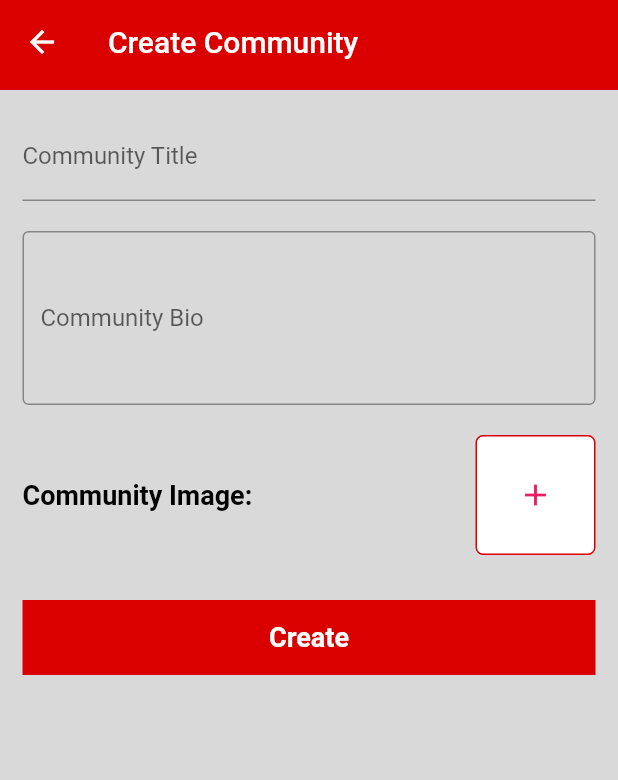
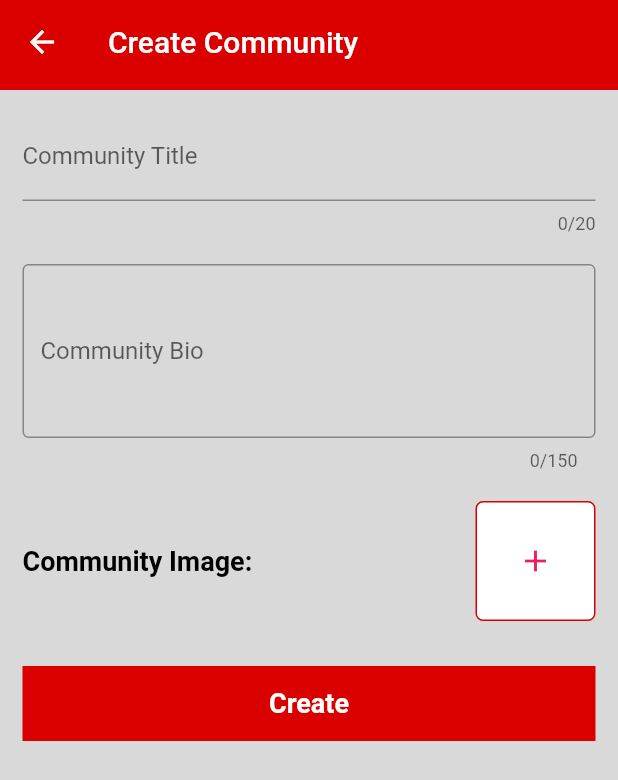
Before and after one commit to iiNawaf/new_doodapp, a Flutter app: the screen it shows once a user with an empty profile is signed in, after a tap on the "add" icon, on a phone screen of 412 x 824 dp. Shown: the top 780 px of the screen. Run offline on Flutter 3.47's test engine with Material 2 defaults, Android fonts, the phone set to English and light mode, and no system bars; our stand-ins replace cached_network_image, cloud_firestore, email_validator, firebase_auth, firebase_core, firebase_storage and 2 more; accounts and stored records are empty; network calls fail; Roboto replaces fonts that are missing (Cairo).

Commit message:
final push for update

```diff
--- a/lib/screens/home/home.dart
+++ b/lib/screens/home/home.dart
@@ -1,3 +1,5 @@
+import 'dart:io';
+
 import 'package:doodapp/models/community.dart';
 import 'package:doodapp/providers/auth_provider.dart';
 import 'package:doodapp/providers/community_provider.dart';
@@ -15,12 +17,14 @@ import 'package:provider/provider.dart';
 
 class HomeScreen extends StatefulWidget {
   static const routeName = "/screens/home/home.dart";
+  static File userImage;
   @override
   _HomeScreenState createState() => _HomeScreenState();
 }
 
 class _HomeScreenState extends State<HomeScreen> {
   TextEditingController liveChatController = TextEditingController();
+  GlobalKey<ScaffoldState> _scaffoldKey = GlobalKey<ScaffoldState>();
   bool isLoading = false;
 
   @override
@@ -33,7 +37,9 @@ class _HomeScreenState extends State<HomeScreen> {
   Widget build(BuildContext context) {
     final communityProvider = Provider.of<CommunityProvider>(context);
     final authData = Provider.of<AuthProvider>(context);
+    // authData.signOut();
     return Scaffold(
+      key: _scaffoldKey,
       appBar: PreferredSize(
         preferredSize: Size.fromHeight(60),
         child: ApplicationBar(isHome: true, title: "Dood"),
@@ -45,6 +51,8 @@ class _HomeScreenState extends State<HomeScreen> {
                 setState(() {
                   isLoading = true;
                 });
+                HomeScreen.userImage = null;
+                await authData.fetchUserData();
                 await communityProvider.fetchCommunityList();
                 setState(() {
                   isLoading = false;
@@ -64,7 +72,7 @@ class _HomeScreenState extends State<HomeScreen> {
                         children: [
                           Row(
                             children: [
-                            UserImage(image: authData.loggedInUser.profileImage),
+                            UserImage(scaffoldKey: _scaffoldKey),
                             SizedBox(width: 10),
                             Column(
                               crossAxisAlignment: CrossAxisAlignment.start,
--- a/lib/screens/registration/sign_in.dart
+++ b/lib/screens/registration/sign_in.dart
@@ -41,12 +41,12 @@ class _SignInScreenState extends State<SignInScreen> {
                           passwordController: passwordController,
                         )
                       ),
-                      Expanded(
-                        child: FlatButton(
-                          onPressed: (){},
-                          child: Text("Forgot Password?"),
-                        )
-                      ),
+                      // Expanded(
+                      //   child: FlatButton(
+                      //     onPressed: (){},
+                      //     child: Text("Forgot Password?"),
+                      //   )
+                      // ),
                     ],
                   ),
                   SizedBox(height: 20),
--- a/lib/screens/registration/sign_up.dart
+++ b/lib/screens/registration/sign_up.dart
@@ -34,7 +34,7 @@ class _SignUpScreenState extends State<SignUpScreen> {
                    style: TextStyle(fontSize: 29, fontWeight: FontWeight.bold),
                    ),
                   SizedBox(height: 15,),
-                  SignInUsername(controller: usernameController,),
+                  SignUpUsername(controller: usernameController,),
                   SizedBox(height: 30),
                   SignUpEmail(controller: emailController),
                   SizedBox(height: 30),
--- a/lib/widgets/communities/create_new_community/community_bio.dart
+++ b/lib/widgets/communities/create_new_community/community_bio.dart
@@ -7,13 +7,20 @@ class CommunityBio extends StatelessWidget {
   Widget build(BuildContext context) {
     return TextFormField(
       controller: controller,
-      validator: (value) => value.isEmpty ? "Field is empty" : null,
+      validator: (value) {
+        if (value.isEmpty) {
+          return "Field is empty";
+        } else if (value.length > 150) {
+          return "You the max length is 150!";
+        } else {
+          return null;
+        }
+      },
       maxLines: 4,
+      maxLength: 150,
       textAlign: TextAlign.start,
       decoration: InputDecoration(
-        labelText: "Community Bio",
-        border: OutlineInputBorder()
-      ),
+          labelText: "Community Bio", border: OutlineInputBorder()),
     );
   }
 }
--- a/lib/widgets/registration/sign_in/submit_sign_in.dart
+++ b/lib/widgets/registration/sign_in/submit_sign_in.dart
@@ -1,21 +1,49 @@
 import 'package:doodapp/providers/auth_provider.dart';
 import 'package:doodapp/screens/registration/sign_in.dart';
 import 'package:doodapp/shared/utilities.dart';
+import 'package:doodapp/widgets/loading/general_loading.dart';
 import 'package:flutter/material.dart';
 import 'package:provider/provider.dart';
 
-class SubmitSignIn extends StatelessWidget {
+class SubmitSignIn extends StatefulWidget {
   TextEditingController emailController;
   TextEditingController passwordController;
   SubmitSignIn({this.emailController, this.passwordController});
+
+  @override
+  _SubmitSignInState createState() => _SubmitSignInState();
+}
+
+class _SubmitSignInState extends State<SubmitSignIn> {
+  bool isLoading = false;
   @override
   Widget build(BuildContext context) {
     final auth = Provider.of<AuthProvider>(context);
-    return GestureDetector(
+    return isLoading ? GeneralLoading()
+    : GestureDetector(
       onTap: () async{
-        if(SignInScreen.formKey.currentState.validate()){
-          await auth.signIn(emailController.text, passwordController.text);
+                setState(() {
+                  isLoading = true;
+                });
+        try{
+          if(SignInScreen.formKey.currentState.validate()){
+          await auth.signIn(widget.emailController.text, widget.passwordController.text);
         }
+        }catch(e){
+          print(e);
+          Scaffold.of(context).showSnackBar(
+            SnackBar(
+              content: Text(
+                e.toString().contains("email address is badly formatted.")
+                ? "Email address is badly formatted."
+                : "User is invalid"
+                ),
+                )
+          );
+        }
+                setState(() {
+                  isLoading = false;
+                });
       },
       child: Container(
         height: 50,
--- a/pubspec.yaml
+++ b/pubspec.yaml
@@ -37,6 +37,7 @@ dependencies:
   image_picker: ^0.6.6+1
   firebase_storage: ^7.0.0
   cached_network_image:
+  email_validator:
   flutter_localizations:
     sdk: flutter
 
```
Also changed, not shown: lib/providers/auth_provider.dart (+37 -21 lines), lib/widgets/communities/create_new_community/community_title.dart (+10 -1 lines), lib/widgets/home/user_image.dart (+62 -8 lines), lib/widgets/registration/sign_up/email.dart (+10 -1 lines), lib/widgets/registration/sign_up/submit_sign_up.dart (+26 -7 lines), lib/widgets/registration/sign_up/username.dart (+15 -3 lines), pubspec.lock.
